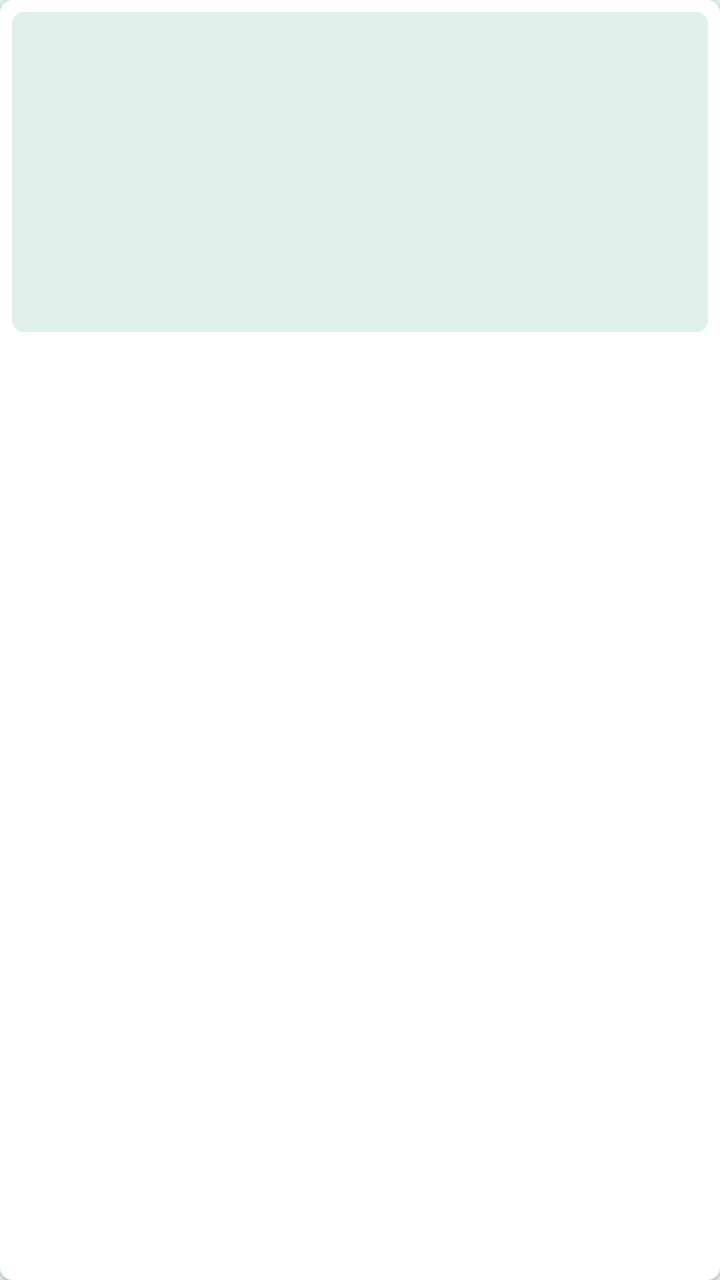
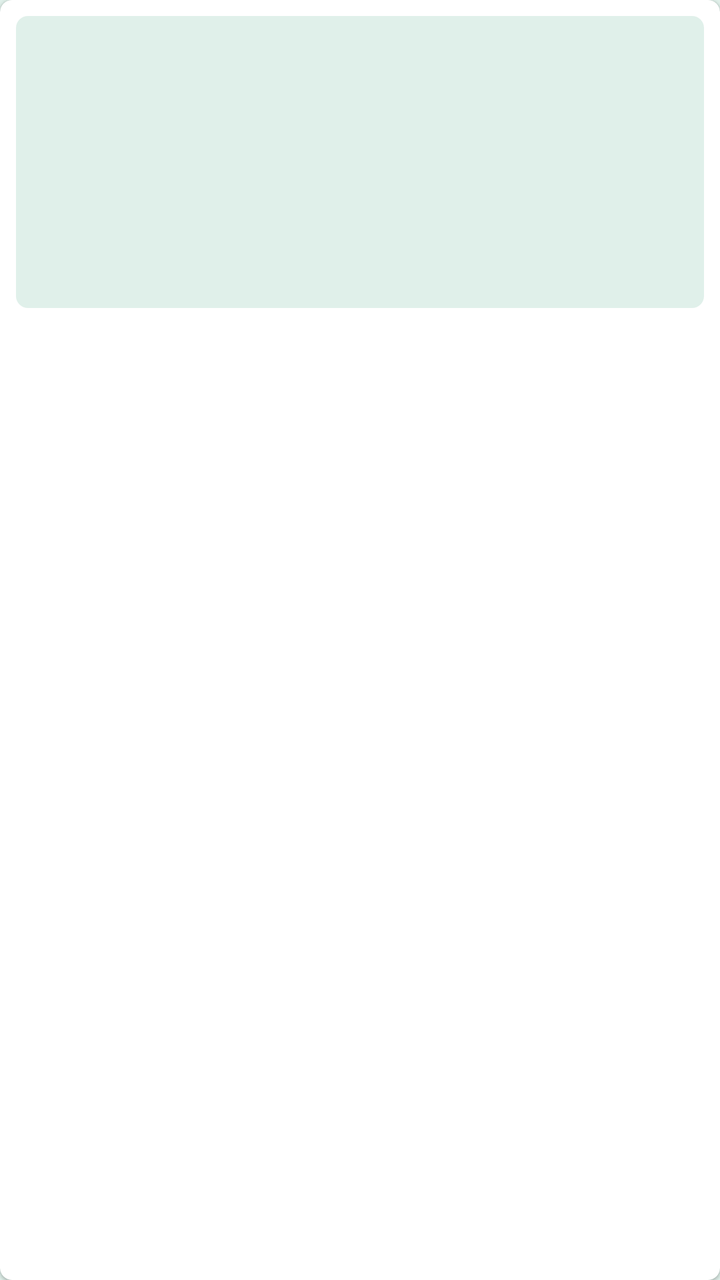

Before-and-after screenshots of an Android layout around one commit, followed by the original layout XML and the change that was made.
<!-- AndroidManifest.xml: application theme Theme.EpubReader -->
<!-- res/layout/item_home_book.xml -->
<?xml version="1.0" encoding="utf-8"?>
<com.google.android.material.card.MaterialCardView xmlns:android="http://schemas.android.com/apk/res/android"
    xmlns:app="http://schemas.android.com/apk/res-auto"
    android:layout_width="120dp"
    android:layout_height="240dp"
    android:layout_marginEnd="12dp"
    app:cardBackgroundColor="?attr/colorSurface"
    app:cardCornerRadius="6dp"
    app:cardElevation="1dp">

    <LinearLayout
        android:layout_width="match_parent"
        android:layout_height="wrap_content"
        android:orientation="vertical"
        android:padding="6dp">

        <FrameLayout
            android:layout_width="match_parent"
            android:layout_height="160dp">

            <ImageView
                android:id="@+id/cover"
                android:layout_width="match_parent"
                android:layout_height="match_parent"
                android:background="@drawable/cover_frame"
                android:contentDescription="@string/book_cover"
                android:scaleType="centerCrop" />

            <TextView
                android:id="@+id/progressBadge"
                android:layout_width="wrap_content"
                android:layout_height="wrap_content"
                android:layout_gravity="top|end"
                android:layout_margin="6dp"
                android:background="@drawable/badge_bg"
                android:paddingStart="6dp"
                android:paddingTop="2dp"
                android:paddingEnd="6dp"
                android:paddingBottom="2dp"
                android:textColor="@color/dark_text"
                android:textSize="10sp"
                android:textStyle="bold"
                android:visibility="gone" />

            <View
                android:id="@+id/progressTrack"
                android:layout_width="match_parent"
                android:layout_height="3dp"
                android:layout_gravity="bottom"
                android:background="@color/progress_track"
                android:visibility="gone" />

            <View
                android:id="@+id/progressFill"
                android:layout_width="match_parent"
                android:layout_height="3dp"
                android:layout_gravity="bottom|start"
                android:background="@color/progress_fill"
                android:pivotX="0"
                android:visibility="gone" />
        </FrameLayout>

        <TextView
            android:id="@+id/title"
            android:layout_width="match_parent"
            android:layout_height="16dp"
            android:layout_marginTop="8dp"
            android:ellipsize="end"
            android:maxLines="1"
            android:textColor="?android:textColorPrimary"
            android:textSize="12sp"
            android:textStyle="bold" />

        <TextView
            android:id="@+id/author"
            android:layout_width="match_parent"
            android:layout_height="15dp"
            android:layout_marginTop="2dp"
            android:ellipsize="end"
            android:maxLines="1"
            android:textColor="?android:textColorSecondary"
            android:textSize="11sp" />
    </LinearLayout>
</com.google.android.material.card.MaterialCardView>
<!-- resources referenced by this layout -->
<resources>
  <color name="dark_text">@color/palette_mint</color>
  <color name="progress_fill">@color/palette_mint</color>
  <color name="progress_track">@color/palette_slate</color>
  <!-- drawable badge_bg (drawable) -->
  <?xml version="1.0" encoding="utf-8"?>
  <shape xmlns:android="http://schemas.android.com/apk/res/android" android:shape="rectangle">
      <solid android:color="@color/palette_purple" />
      <corners android:radius="3dp" />
  </shape>
  <!-- drawable cover_frame (drawable) -->
  <?xml version="1.0" encoding="utf-8"?>
  <shape xmlns:android="http://schemas.android.com/apk/res/android" android:shape="rectangle">
      <solid android:color="@color/cover_placeholder" />
      <corners android:radius="6dp" />
  </shape>
  <string name="book_cover">Book cover</string>
  <style name="Theme.EpubReader" parent="Theme.MaterialComponents.DayNight.NoActionBar">
          <item name="android:windowBackground">@color/light_bg</item>
          
          <item name="android:statusBarColor">@color/black</item>
          <item name="android:navigationBarColor">@color/black</item>
          <item name="android:windowLightStatusBar">false</item>
          <item name="android:windowTranslucentStatus">false</item>
          <item name="android:enforceStatusBarContrast" tools:targetApi="q">false</item>
          <item name="android:enforceNavigationBarContrast" tools:targetApi="q">false</item>
          <item name="android:fitsSystemWindows">true</item>
          <item name="colorPrimary">@color/accent</item>
          <item name="colorPrimaryVariant">@color/accent_dark</item>
          <item name="colorOnPrimary">@color/white</item>
          <item name="colorSecondary">@color/secondary</item>
          <item name="colorOnSecondary">@color/white</item>
          <item name="android:colorBackground">@color/light_bg</item>
          <item name="colorSurface">@color/light_surface</item>
          <item name="colorOnSurface">@color/light_text</item>
          <item name="android:textColorPrimary">@color/light_text</item>
          <item name="android:textColorSecondary">@color/light_text_muted</item>
      </style>
  <color name="palette_mint">#E0F0EA</color>
  <color name="palette_slate">#95ADBE</color>
  <color name="palette_purple">#574F7D</color>
  <color name="cover_placeholder">@color/palette_mint</color>
  <color name="light_bg">@color/palette_mint</color>
  <color name="black">#000000</color>
  <color name="accent">@color/palette_plum</color>
  <color name="accent_dark">@color/palette_purple</color>
  <color name="white">#FFFFFF</color>
  <color name="secondary">@color/palette_slate</color>
  <color name="light_surface">@color/white</color>
  <color name="light_text">@color/palette_eggplant</color>
  <color name="light_text_muted">@color/palette_purple</color>
  <color name="palette_plum">#503A65</color>
  <color name="palette_eggplant">#3C2A4D</color>
</resources>

<!-- the commit's change to res/layout/item_home_book.xml (unified diff, before → after) -->
@@ -10,13 +10,13 @@
 
     <LinearLayout
         android:layout_width="match_parent"
-        android:layout_height="wrap_content"
+        android:layout_height="match_parent"
         android:orientation="vertical"
-        android:padding="6dp">
+        android:padding="8dp">
 
         <FrameLayout
             android:layout_width="match_parent"
-            android:layout_height="160dp">
+            android:layout_height="146dp">
 
             <ImageView
                 android:id="@+id/cover"
@@ -31,13 +31,13 @@
                 android:layout_width="wrap_content"
                 android:layout_height="wrap_content"
                 android:layout_gravity="top|end"
-                android:layout_margin="6dp"
+                android:layout_margin="4dp"
                 android:background="@drawable/badge_bg"
                 android:paddingStart="6dp"
                 android:paddingTop="2dp"
                 android:paddingEnd="6dp"
                 android:paddingBottom="2dp"
-                android:textColor="@color/dark_text"
+                android:textColor="@color/white"
                 android:textSize="10sp"
                 android:textStyle="bold"
                 android:visibility="gone" />
@@ -63,10 +63,10 @@
         <TextView
             android:id="@+id/title"
             android:layout_width="match_parent"
-            android:layout_height="16dp"
+            android:layout_height="wrap_content"
             android:layout_marginTop="8dp"
             android:ellipsize="end"
-            android:maxLines="1"
+            android:maxLines="2"
             android:textColor="?android:textColorPrimary"
             android:textSize="12sp"
             android:textStyle="bold" />
@@ -74,7 +74,7 @@
         <TextView
             android:id="@+id/author"
             android:layout_width="match_parent"
-            android:layout_height="15dp"
+            android:layout_height="wrap_content"
             android:layout_marginTop="2dp"
             android:ellipsize="end"
             android:maxLines="1"
<!-- resource entries referenced after the edit -->
@@ -1,6 +1,5 @@
 <!-- resources referenced by this layout -->
 <resources>
-  <color name="dark_text">@color/palette_mint</color>
   <color name="progress_fill">@color/palette_mint</color>
   <color name="progress_track">@color/palette_slate</color>
   <!-- drawable badge_bg (drawable) -->
@@ -18,14 +17,10 @@
   <string name="book_cover">Book cover</string>
   <style name="Theme.EpubReader" parent="Theme.MaterialComponents.DayNight.NoActionBar">
           <item name="android:windowBackground">@color/light_bg</item>
-          
-          <item name="android:statusBarColor">@color/black</item>
-          <item name="android:navigationBarColor">@color/black</item>
-          <item name="android:windowLightStatusBar">false</item>
-          <item name="android:windowTranslucentStatus">false</item>
-          <item name="android:enforceStatusBarContrast" tools:targetApi="q">false</item>
-          <item name="android:enforceNavigationBarContrast" tools:targetApi="q">false</item>
-          <item name="android:fitsSystemWindows">true</item>
+          <item name="android:statusBarColor">@color/light_bg</item>
+          <item name="android:navigationBarColor">@color/light_bg</item>
+          <item name="android:windowLightStatusBar">true</item>
+          <item name="android:windowLightNavigationBar" tools:targetApi="o_mr1">true</item>
           <item name="colorPrimary">@color/accent</item>
           <item name="colorPrimaryVariant">@color/accent_dark</item>
           <item name="colorOnPrimary">@color/white</item>
@@ -36,13 +31,15 @@
           <item name="colorOnSurface">@color/light_text</item>
           <item name="android:textColorPrimary">@color/light_text</item>
           <item name="android:textColorSecondary">@color/light_text_muted</item>
+          <item name="colorControlNormal">?android:textColorPrimary</item>
+          <item name="toolbarStyle">@style/Widget.EpubReader.Toolbar</item>
+          <item name="drawerArrowStyle">@style/Widget.EpubReader.DrawerArrowToggle</item>
       </style>
   <color name="palette_mint">#E0F0EA</color>
   <color name="palette_slate">#95ADBE</color>
   <color name="palette_purple">#574F7D</color>
   <color name="cover_placeholder">@color/palette_mint</color>
   <color name="light_bg">@color/palette_mint</color>
-  <color name="black">#000000</color>
   <color name="accent">@color/palette_plum</color>
   <color name="accent_dark">@color/palette_purple</color>
   <color name="white">#FFFFFF</color>
@@ -50,6 +47,15 @@
   <color name="light_surface">@color/white</color>
   <color name="light_text">@color/palette_eggplant</color>
   <color name="light_text_muted">@color/palette_purple</color>
+  <style name="Widget.EpubReader.Toolbar" parent="Widget.MaterialComponents.Toolbar">
+          <item name="titleTextColor">?android:textColorPrimary</item>
+          <item name="subtitleTextColor">?android:textColorSecondary</item>
+          <item name="navigationIconTint">?android:textColorPrimary</item>
+          <item name="actionMenuTextColor">?android:textColorPrimary</item>
+      </style>
+  <style name="Widget.EpubReader.DrawerArrowToggle" parent="Widget.AppCompat.DrawerArrowToggle">
+          <item name="color">?android:textColorPrimary</item>
+      </style>
   <color name="palette_plum">#503A65</color>
   <color name="palette_eggplant">#3C2A4D</color>
 </resources>
